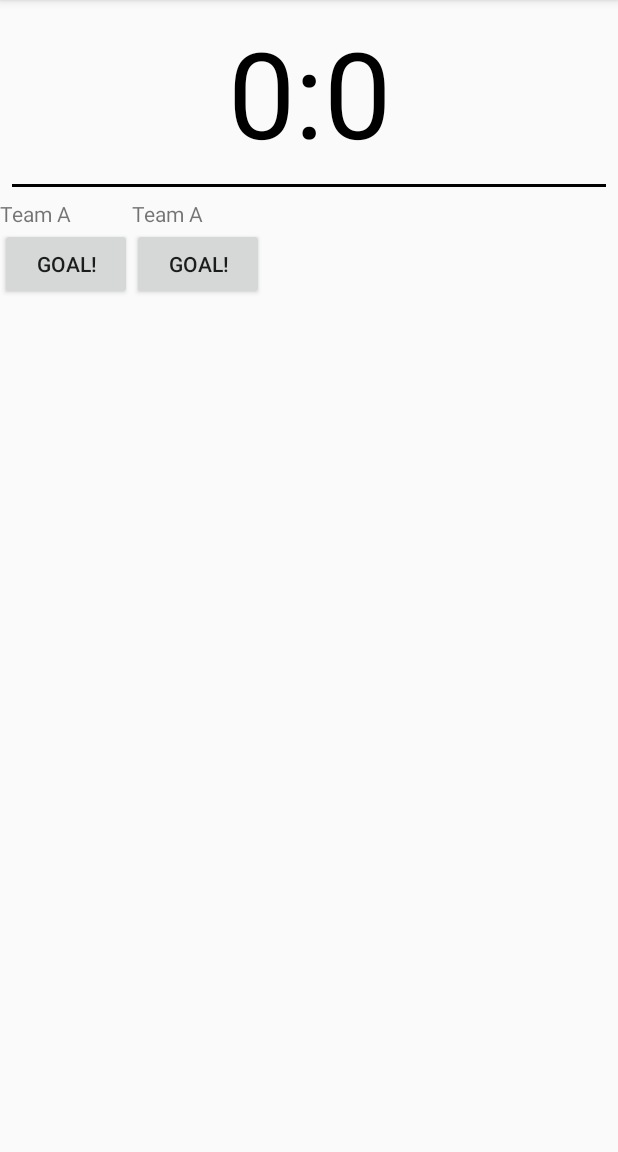
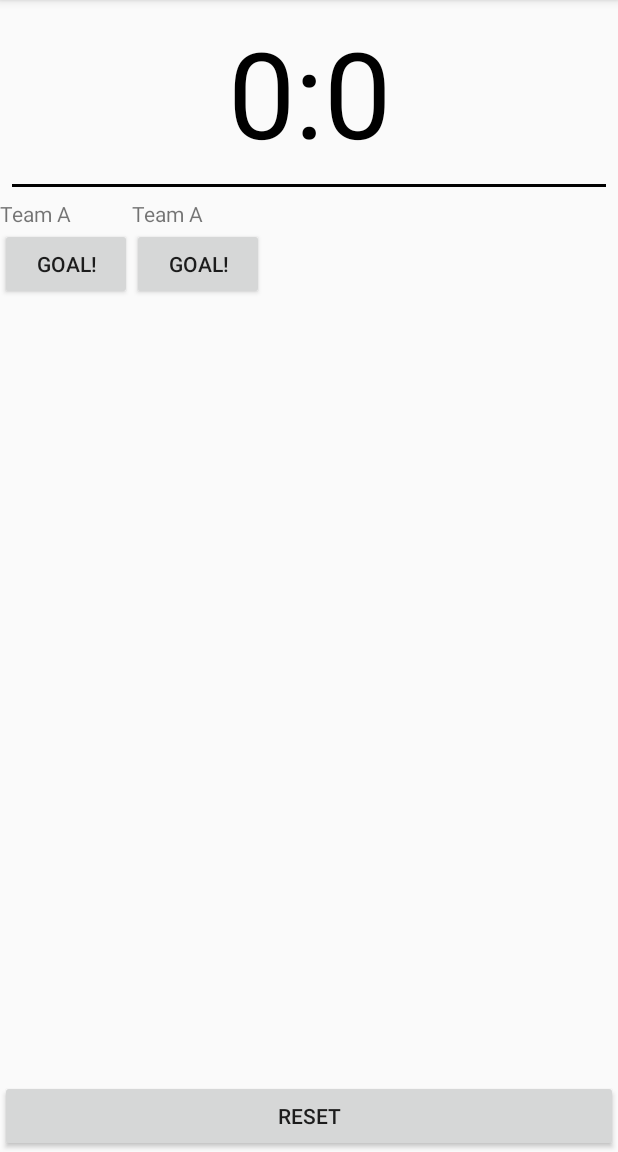
Before and after one commit to jakislogin/SoccerCounter, an Android app: the screen it shows after launch (MainActivity), on a phone screen of 412 x 824 dp, the part 84-1236 px from its top. Run offline under Robolectric (Android 15) with nearby library versions, the phone set to English and light mode, and no system bars.

Commit message:
Added and coded Reset Button

```diff
--- a/app/src/main/res/layout/activity_main.xml
+++ b/app/src/main/res/layout/activity_main.xml
@@ -13,6 +13,7 @@
         android:text="0:0"
         android:textColor="@android:color/black"
         android:textSize="80sp" />
+
     <View
         android:layout_width="match_parent"
         android:layout_height="2dp"
@@ -55,9 +56,16 @@
             <Button
                 android:layout_width="wrap_content"
                 android:layout_height="wrap_content"
+                android:onClick="goalForTeamB"
                 android:text="Goal!" />
         </LinearLayout>
+
     </LinearLayout>
 
+    <Button
+        android:layout_width="match_parent"
+        android:layout_height="wrap_content"
+        android:onClick="resetScore"
+        android:text="Reset" />
 
 </LinearLayout>
```
Also changed, not shown: app/src/main/java/com/example/android/soccercounter/MainActivity.java (+20 -0 lines).
